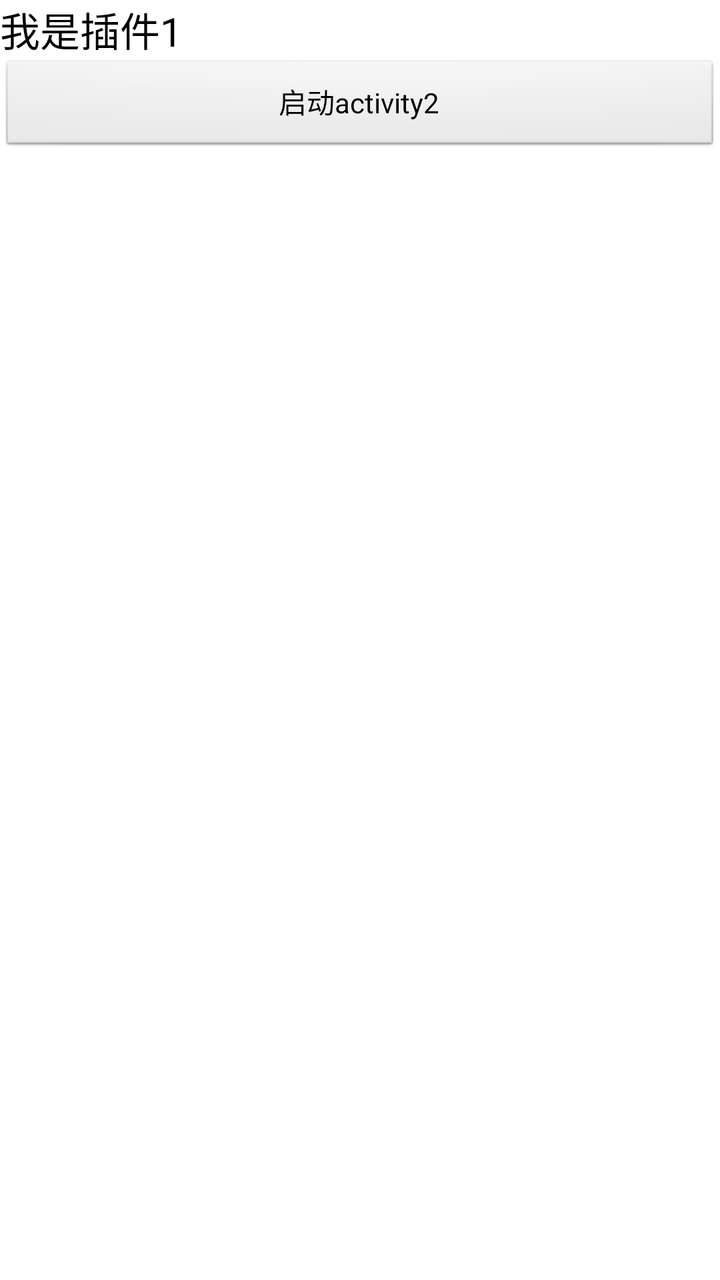
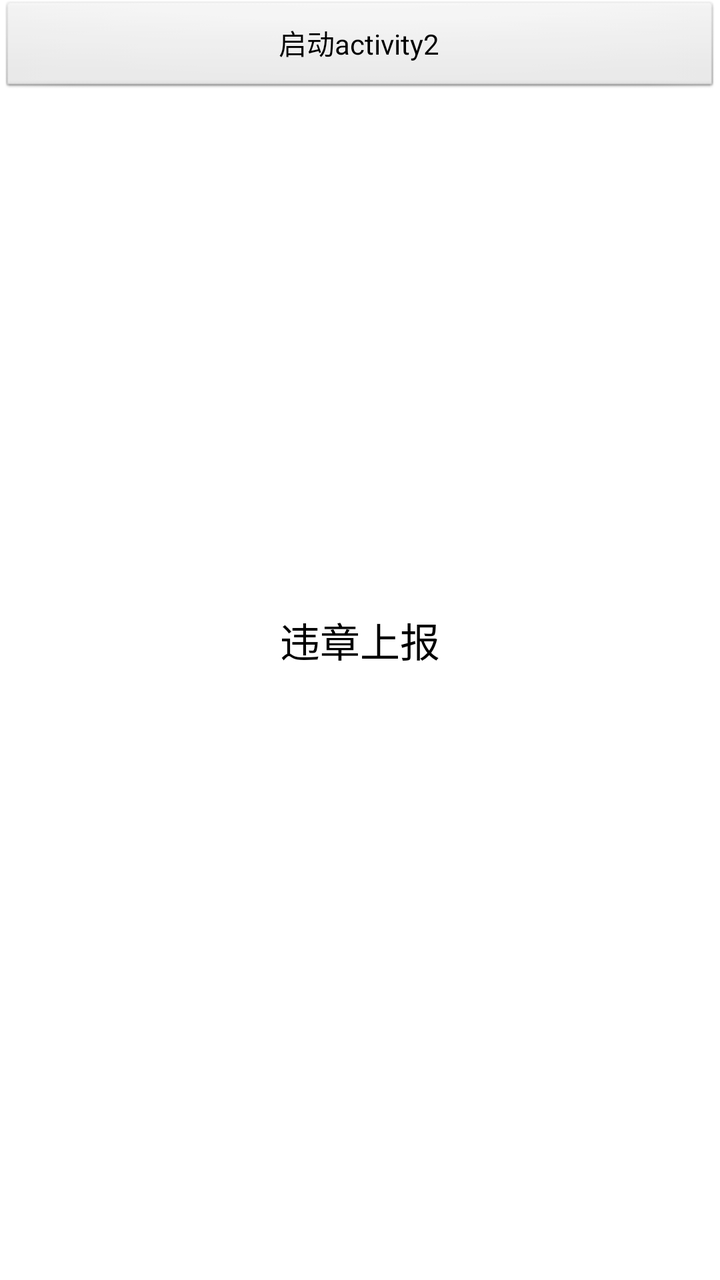

Two renders of the same Android screen: before a commit and after it. Below are the layout's source before the change and the commit's diff.
<!-- AndroidManifest.xml: application theme AppTheme -->
<!-- res/layout/activity_main1.xml -->
<?xml version="1.0" encoding="utf-8"?>
<LinearLayout xmlns:android="http://schemas.android.com/apk/res/android"
    xmlns:tools="http://schemas.android.com/tools"
    android:layout_width="match_parent"
    android:orientation="vertical"
    android:background="#FFFFFF"
    android:layout_height="match_parent"
    tools:context=".MainActivity1">

    <TextView
        android:layout_width="wrap_content"
        android:layout_height="wrap_content"
        android:textColor="#000000"
        android:layout_centerHorizontal="true"
        android:textSize="20sp"
        android:text="我是插件1" />

    <Button
        android:id="@+id/btnStartActivity"
        android:text="启动activity2"
        android:layout_width="match_parent"
        android:layout_height="wrap_content"/>

</LinearLayout>
<!-- resources referenced by this layout -->
<resources>
  <style name="AppTheme" parent="android:Theme.NoTitleBar" />
</resources>

<!-- the commit's change to res/layout/activity_main1.xml (unified diff, before → after) -->
@@ -1,5 +1,5 @@
 <?xml version="1.0" encoding="utf-8"?>
-<LinearLayout xmlns:android="http://schemas.android.com/apk/res/android"
+<RelativeLayout xmlns:android="http://schemas.android.com/apk/res/android"
     xmlns:tools="http://schemas.android.com/tools"
     android:layout_width="match_parent"
     android:orientation="vertical"
@@ -11,9 +11,9 @@
         android:layout_width="wrap_content"
         android:layout_height="wrap_content"
         android:textColor="#000000"
-        android:layout_centerHorizontal="true"
+        android:layout_centerInParent="true"
         android:textSize="20sp"
-        android:text="我是插件1" />
+        android:text="违章上报" />
 
     <Button
         android:id="@+id/btnStartActivity"
@@ -21,4 +21,4 @@
         android:layout_width="match_parent"
         android:layout_height="wrap_content"/>
 
-</LinearLayout>
+</RelativeLayout>
